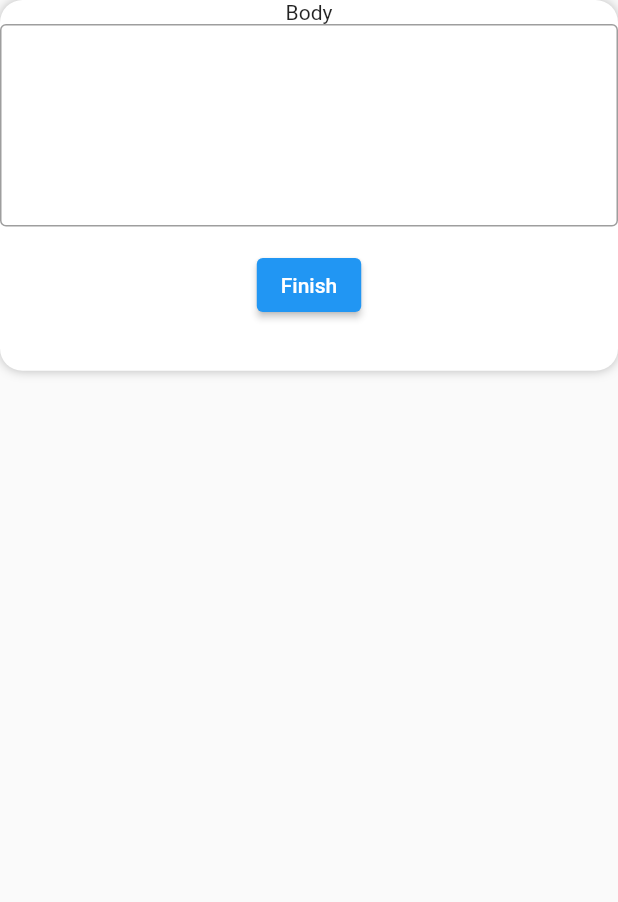
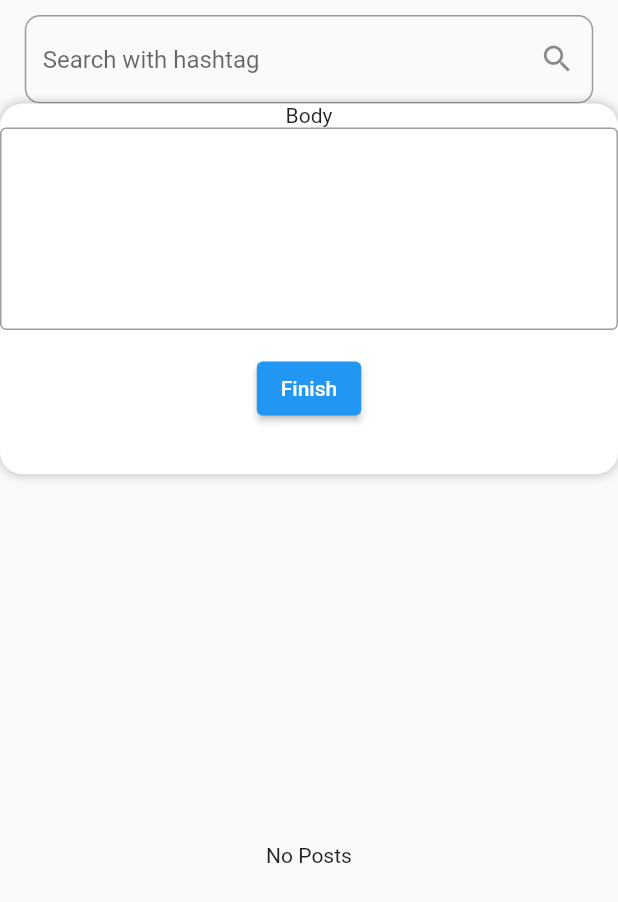
Before and after one commit to haroonkhan335/friends_making, a Flutter app: the Feed screen opened directly, on a phone screen of 412 x 824 dp. Shown: the top 902 px of the screen. Run offline on Flutter 3.47's test engine with Material 2 defaults, Android fonts, the phone set to English and light mode, and no system bars; our stand-ins replace bubble, cached_network_image, cloud_firestore, firebase_auth, firebase_core, firebase_database and 7 more; accounts and stored records are empty.

Commit message:
searching with tags

```diff
--- a/lib/src/home/services/repository.dart
+++ b/lib/src/home/services/repository.dart
@@ -137,17 +137,28 @@ class Repository {
 
   Future<void> post({Post post}) async {
     try {
-      // authController.user.posts.add(post);
-      // authController.update();
-      log('USER POSTS ============ ${Get.find<AuthController>().user.posts.length}');
       await allPostRef.child(post.postId).set(post.toJson());
-      await userReference(currUser.uid).update({
-        'posts': [...currUser.posts, post.postId],
-      });
+      await userReference(currUser.uid).child('posts').child(post.postId).set(post.toJson());
     } catch (e) {
       log('ERROR: $e === ${e.runtimeType}');
     }
   }
+
+  /*
+  posts: {
+    28934792874: {
+      postBody: 'lasjfklsdfj'
+    }
+  }
+  fksljdfkls: {
+    posts: {
+      j428749247: {
+        postBody: 'asdjfklsjfa',
+
+      }
+    }
+  }
+  */
 
   Future<void> likePost(Post post) async {
     if (post.likes.contains(currUser.uid)) {
--- a/lib/src/home/widgets/allPosts.dart
+++ b/lib/src/home/widgets/allPosts.dart
@@ -24,7 +24,7 @@ class _AllPostsState extends State<AllPosts> {
   @override
   void initState() {
     controller.getPosts();
-    controller.removePosts();
+    // controller.removePosts();
     super.initState();
   }
 
@@ -33,10 +33,24 @@ class _AllPostsState extends State<AllPosts> {
     log("ID === ${currentUser.uid}");
     return Flexible(
         child: GetBuilder<FeedController>(
-      builder: (_) => ListView.builder(
-        itemCount: controller.posts.length,
+      builder: (_) => StreamBuilder<Object>(
+          stream: FirebaseDatabase.instance.reference().child('users/${currentUser.uid}/posts').onValue,
+          builder: (context, AsyncSnapshot snapshot) {
+            if (snapshot.hasData) {
+              final docs = snapshot.data.snapshot.value;
+
+              if (docs == null) {
+                return Center(child: Text('No Posts'));
+              }
+              docs.forEach((key, value) {
+                controller.posts.add(Post.fromDocument(value));
+              });
+              return ListView.builder(
+                itemCount:
+                    controller.searchedPosts.length == 0 ? controller.posts.length : controller.searchedPosts.length,
                 itemBuilder: (context, index) {
-          final post = controller.posts[index];
+                  final post =
+                      controller.searchedPosts.length == 0 ? controller.posts[index] : controller.searchedPosts[index];
                   return ListTile(
                     leading: Container(
                       height: 60,
@@ -45,14 +59,16 @@ class _AllPostsState extends State<AllPosts> {
                           ? CircleAvatar(child: Icon(Icons.account_circle_outlined))
                           : CachedNetworkImage(
                               imageUrl: post.posterProfilePicture,
-                      imageBuilder: (_, image) =>
-                          CircleAvatar(backgroundImage: image),
+                              imageBuilder: (_, image) => CircleAvatar(backgroundImage: image),
                             ),
                     ),
-            title: post.posterFullName == null
-                ? Text('Friend')
-                : Text(post.posterFullName),
-            subtitle: Text(post.body),
+                    title: post.posterFullName == null ? Text('Friend') : Text(post.posterFullName),
+                    subtitle: RichText(
+                      text: TextSpan(
+                        text: '',
+                        children: controller.createhashifiedBody(post.body),
+                      ),
+                    ),
                     trailing: Row(
                       mainAxisSize: MainAxisSize.min,
                       children: [
@@ -65,9 +81,7 @@ class _AllPostsState extends State<AllPosts> {
                                 },
                                 child: Icon(
                                   Icons.favorite,
-                          color: post.likes.contains(currentUser.uid)
-                              ? Colors.red
-                              : Colors.grey,
+                                  color: post.likes.contains(currentUser.uid) ? Colors.red : Colors.grey,
                                 )),
                             Text('${post.likes.length}')
                           ],
@@ -88,7 +102,10 @@ class _AllPostsState extends State<AllPosts> {
                     ),
                   );
                 },
-      ),
+              );
+            }
+            return CircularProgressIndicator();
+          }),
     ));
   }
 }
--- a/lib/src/home/widgets/feed.dart
+++ b/lib/src/home/widgets/feed.dart
@@ -15,6 +15,26 @@ class Feed extends StatelessWidget {
         body: GetBuilder<FeedController>(
       builder: (_) => Column(
         children: [
+          SizedBox(height: 10),
+          Container(
+            width: Get.width * 0.92,
+            child: TextField(
+              onChanged: (value) {
+                feedController.searchPostWithHashtag(value);
+              },
+              // onSubmitted: (value) {
+              //   feedController.searchPostWithHashtag(value);
+              // },
+              textInputAction: TextInputAction.search,
+              decoration: InputDecoration(
+                suffixIcon: Icon(Icons.search),
+                hintText: 'Search with hashtag',
+                border: OutlineInputBorder(
+                  borderRadius: BorderRadius.circular(10),
+                ),
+              ),
+            ),
+          ),
           Container(
             height: height * 0.3,
             width: width,
```
Also changed, not shown: lib/src/home/controllers/feedController.dart (+47 -18 lines), pubspec.lock. Lines whose indentation alone changed are shown as unchanged.
